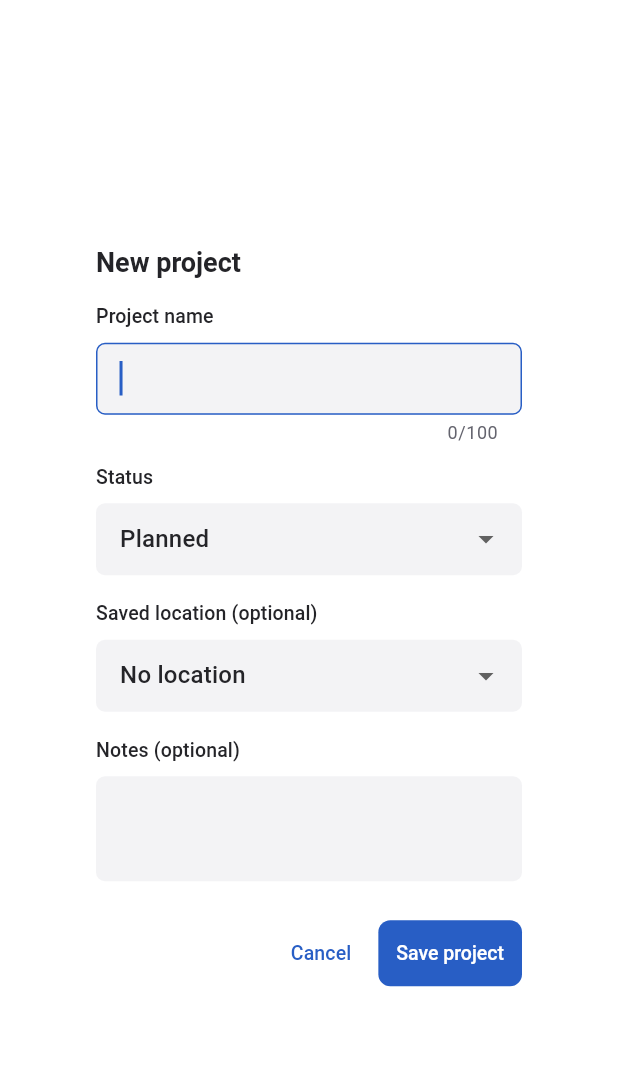
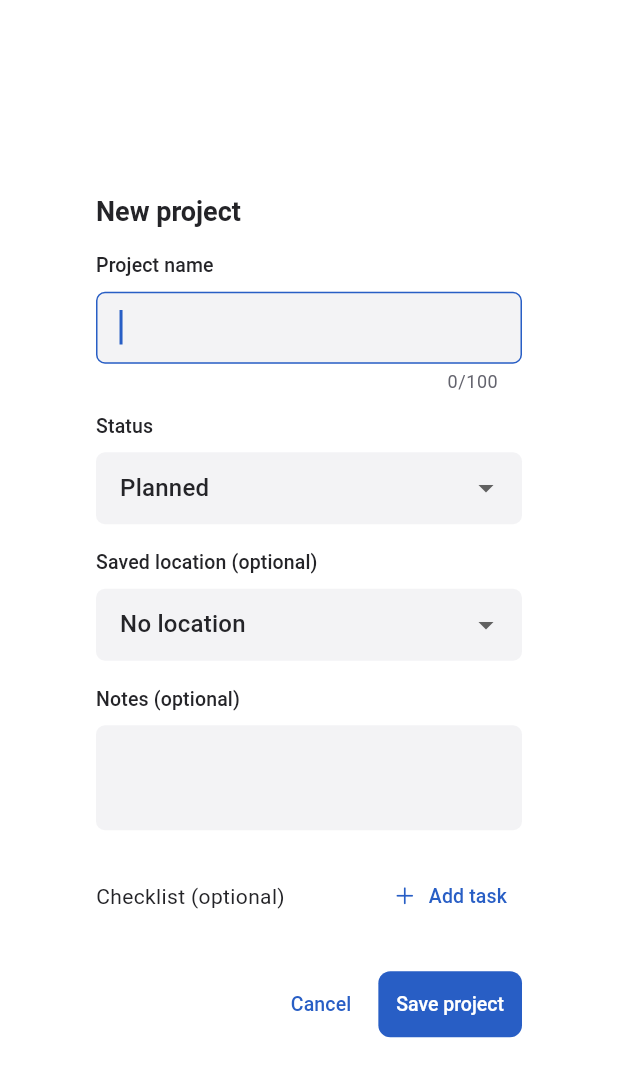
Before and after one commit to Joshie-M/minecraft-world-manager, a Flutter app: the ProjectEditor widget shown alone on an empty page, opened directly with empty values, on a phone screen of 412 x 824 dp. Shown: the top 1077 px of the screen. Run offline on Flutter 3.47's test engine with Material 3 defaults, Android fonts, the phone set to English and light mode, and no system bars; our stand-ins replace drift, flutter_markdown_plus, flutter_riverpod; missing offline and left inert: markdown; accounts and stored records are empty; generated files the repository leaves out were written again.

Commit message:
Add world search and checklist drafts during project creation

```diff
--- a/lib/features/projects/project_editor.dart
+++ b/lib/features/projects/project_editor.dart
@@ -1,4 +1,5 @@
 import 'package:flutter/material.dart';
+import 'package:flutter/cupertino.dart';
 import 'package:flutter/services.dart';
 import 'package:flutter_riverpod/flutter_riverpod.dart';
 import '../../app/labeled_field.dart';
@@ -30,13 +31,15 @@ class _ProjectEditorState extends ConsumerState<ProjectEditor> {
   late final notes = TextEditingController(text: widget.project?.notes ?? '');
   late String status = widget.project?.status ?? 'Planned';
   late String? locationId = widget.project?.locationId;
+  final tasks = <TextEditingController>[];
   bool saving = false, allowLeave = false;
   String? error;
   bool get dirty =>
       name.text != (widget.project?.name ?? '') ||
       notes.text != (widget.project?.notes ?? '') ||
       status != (widget.project?.status ?? 'Planned') ||
-      locationId != widget.project?.locationId;
+      locationId != widget.project?.locationId ||
+      tasks.isNotEmpty;
   @override
   void initState() {
     super.initState();
@@ -50,6 +53,9 @@ class _ProjectEditorState extends ConsumerState<ProjectEditor> {
   void dispose() {
     for (final c in [name, notes]) {
       c.dispose();
+    }
+    for (final task in tasks) {
+      task.dispose();
     }
     super.dispose();
   }
@@ -100,6 +106,7 @@ class _ProjectEditorState extends ConsumerState<ProjectEditor> {
             status: status,
             locationId: locationId,
             notes: notes.text,
+            initialTasks: tasks.map((task) => task.text).toList(),
           );
       if (mounted) await leave(true);
     } catch (_) {
@@ -246,6 +253,66 @@ class _ProjectEditorState extends ConsumerState<ProjectEditor> {
                       maxLines: 4,
                     ),
                   ),
+                  if (widget.project == null) ...[
+                    const SizedBox(height: 20),
+                    Row(
+                      children: [
+                        const Expanded(child: Text('Checklist (optional)')),
+                        TextButton.icon(
+                          onPressed: saving
+                              ? null
+                              : () => setState(() {
+                                  final task = TextEditingController();
+                                  task.addListener(changed);
+                                  tasks.add(task);
+                                }),
+                          icon: const Icon(CupertinoIcons.plus, size: 16),
+                          label: const Text('Add task'),
+                        ),
+                      ],
+                    ),
+                    for (final task in tasks)
+                      Padding(
+                        key: ObjectKey(task),
+                        padding: const EdgeInsets.only(top: 8),
+                        child: Row(
+                          crossAxisAlignment: CrossAxisAlignment.start,
+                          children: [
+                            Expanded(
+                              child: TextFormField(
+                                controller: task,
+                                enabled: !saving,
+                                maxLength: 200,
+                                decoration: const InputDecoration(
+                                  hintText: 'Task name',
+                                ),
+                                validator: (value) =>
+                                    value == null || value.trim().isEmpty
+                                    ? 'Give this task a name.'
+                                    : null,
+                              ),
+                            ),
+                            IconButton(
+                              tooltip: 'Remove task',
+                              onPressed: saving
+                                  ? null
+                                  : () {
+                                      setState(() => tasks.remove(task));
+                                      // Dispose after the field has detached its listeners.
+                                      WidgetsBinding.instance
+                                          .addPostFrameCallback(
+                                            (_) => task.dispose(),
+                                          );
+                                    },
+                              icon: const Icon(
+                                CupertinoIcons.minus_circle,
+                                size: 18,
+                              ),
+                            ),
+                          ],
+                        ),
+                      ),
+                  ],
                   if (error != null)
                     Padding(
                       padding: const EdgeInsets.only(top: 12),
```
Also changed, not shown: lib/features/projects/project_repository.dart (+20 -0 lines), lib/features/search/world_search.dart (added, +273 -0 lines), lib/features/worlds/world_screen.dart (+14 -0 lines), 3 other files.
